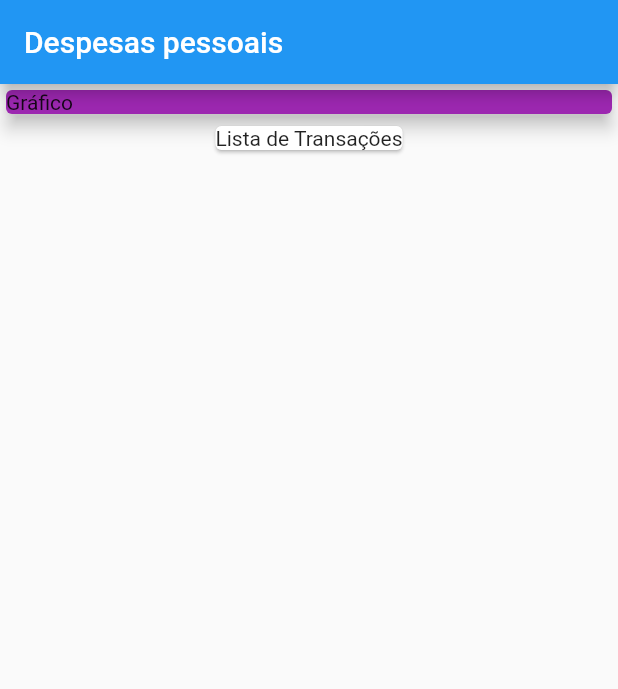
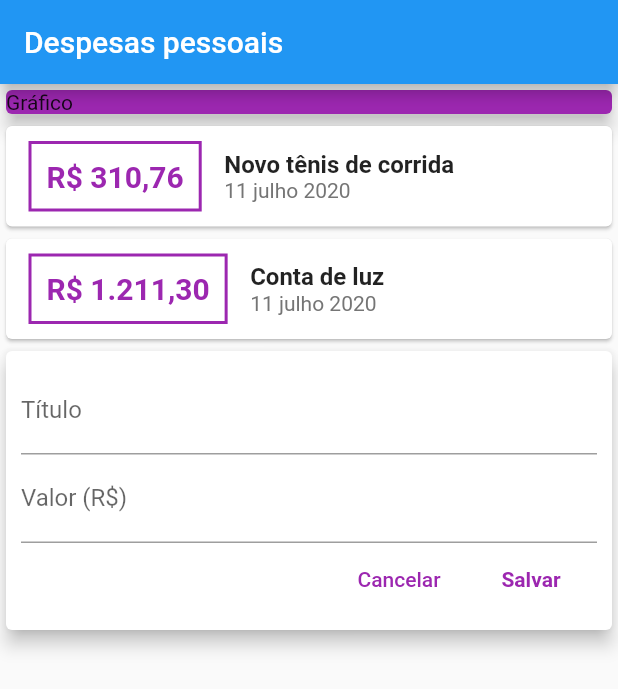
Before and after one commit to lucasbiancogs/expenses, a Flutter app: the screen it shows after launch, on a phone screen of 412 x 824 dp. Shown: the top 689 px of the screen. Run offline on Flutter 3.47's test engine with Material 2 defaults, Android fonts, the phone set to English and light mode, and no system bars.

```diff
--- a/lib/main.dart
+++ b/lib/main.dart
@@ -1,5 +1,7 @@
 import 'package:expenses/models/transaction.dart';
 import 'package:flutter/material.dart';
+import 'package:intl/intl.dart';
+import 'package:intl/date_symbol_data_local.dart';
 
 main() => runApp(ExpensesApp());
 
@@ -15,21 +17,26 @@ class ExpensesApp extends StatelessWidget {
 class MyHomePage extends StatelessWidget {
   final _transactions = [
     Transaction(
-      id: 't1',
-      title: 'Novo tênis de corrida',
-      value: 310.76,
-      date: DateTime.now()
-    ),
+        id: 't1',
+        title: 'Novo tênis de corrida',
+        value: 310.76,
+        date: DateTime.now()),
     Transaction(
       id: 't2',
       title: 'Conta de luz',
-      value: 211.31,
-      date: DateTime.now()
+      value: 1211.30,
+      date: DateTime.now(),
     ),
   ];
 
+  final titleControler = TextEditingController();
+  final valueControler = TextEditingController();
+
   @override
   Widget build(BuildContext context) {
+    Intl.defaultLocale = 'pt_BR';
+    initializeDateFormatting('pt_BR', null);
+
     return Scaffold(
       appBar: AppBar(
         title: Text('Despesas pessoais'),
@@ -44,9 +51,97 @@ class MyHomePage extends StatelessWidget {
               color: Colors.purple,
             ),
           ),
+          Column(children: <Widget>[
+            ..._transactions.map((tr) {
+              return Card(
+                child: Row(
+                  children: <Widget>[
+                    Container(
+                      margin: EdgeInsets.symmetric(
+                        horizontal: 15,
+                        vertical: 10,
+                      ),
+                      decoration: BoxDecoration(
+                          border: Border.all(
+                        color: Colors.purple,
+                        width: 2,
+                      )),
+                      padding: EdgeInsets.all(10),
+                      child: Text(
+                        NumberFormat.currency(symbol: 'R\$', decimalDigits: 2)
+                            .format(tr.value),
+                        style: TextStyle(
+                            fontWeight: FontWeight.bold,
+                            fontSize: 20,
+                            color: Colors.purple),
+                      ),
+                    ),
+                    Column(
+                      crossAxisAlignment: CrossAxisAlignment.start,
+                      children: <Widget>[
+                        Text(
+                          tr.title,
+                          style: TextStyle(
+                            fontWeight: FontWeight.bold,
+                            fontSize: 16,
+                          ),
+                        ),
+                        Text(
+                          DateFormat('d MMMM y').format(tr.date),
+                          style: TextStyle(
+                            color: Colors.grey[600],
+                          ),
+                        )
+                      ],
+                    )
+                  ],
+                ),
+              );
+            }).toList(),
+          ]),
           Card(
-            child: Text('Lista de Transações'),
-          ),
+            elevation: 5,
+            child: Container(
+              margin: EdgeInsets.all(10),
+              child: Column(
+                children: <Widget>[
+                  TextField(
+                    controller: titleControler,
+                    decoration: InputDecoration(
+                      labelText: 'Título',
+                    ),
+                  ),
+                  TextField(
+                    controller: valueControler,
+                    decoration: InputDecoration(
+                      labelText: 'Valor (R\$)',
+                    ),
+                  ),
+                  Row(
+                    mainAxisAlignment: MainAxisAlignment.end,
+                    children: <Widget>[
+                      FlatButton(
+                        child: Text('Cancelar'),
+                        textColor: Colors.purple,
+                        onPressed: () {},
+                      ),
+                      FlatButton(
+                        child: Text(
+                          'Salvar',
+                          style: TextStyle(fontWeight: FontWeight.bold),
+                        ),
+                        textColor: Colors.purple,
+                        onPressed: () {
+                          print(titleControler.text);
+                          print(valueControler.text);
+                        },
+                      ),
+                    ],
+                  )
+                ],
+              ),
+            ),
+          )
         ],
       ),
     );
--- a/pubspec.yaml
+++ b/pubspec.yaml
@@ -23,6 +23,7 @@ environment:
 dependencies:
   flutter:
     sdk: flutter
+  intl: 0.16.1
 
 
   # The following adds the Cupertino Icons font to your application.
```
Also changed, not shown: pubspec.lock, 1 other file.
